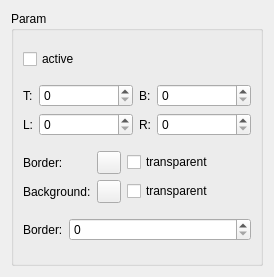
This is Qt/my_programm/Creator_buttons/src/pictureparam/src/ui/pictureparam.ui in RinatB2017/mega_GIT as Qt 5 draws it before an edit. The edited form follows.
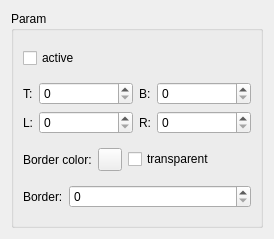
This is the edited form.

```diff
--- a/Qt/my_programm/Creator_buttons/src/pictureparam/src/ui/pictureparam.ui
+++ b/Qt/my_programm/Creator_buttons/src/pictureparam/src/ui/pictureparam.ui
@@ -7,7 +7,7 @@
     <x>0</x>
     <y>0</y>
     <width>274</width>
-    <height>277</height>
+    <height>239</height>
    </rect>
   </property>
   <property name="windowTitle">
@@ -97,38 +97,9 @@
       </item>
       <item>
        <layout class="QGridLayout" name="gridLayout_2">
-        <item row="1" column="0">
-         <widget class="QLabel" name="label_9">
-          <property name="sizePolicy">
-           <sizepolicy hsizetype="Fixed" vsizetype="Preferred">
-            <horstretch>0</horstretch>
-            <verstretch>0</verstretch>
-           </sizepolicy>
-          </property>
-          <property name="text">
-           <string>Background:</string>
-          </property>
-         </widget>
-        </item>
-        <item row="1" column="1">
-         <widget class="QToolButton" name="btn_background_color"/>
-        </item>
         <item row="0" column="1">
          <widget class="QToolButton" name="btn_border_color"/>
         </item>
-        <item row="0" column="0">
-         <widget class="QLabel" name="label_8">
-          <property name="sizePolicy">
-           <sizepolicy hsizetype="Fixed" vsizetype="Preferred">
-            <horstretch>0</horstretch>
-            <verstretch>0</verstretch>
-           </sizepolicy>
-          </property>
-          <property name="text">
-           <string>Border:</string>
-          </property>
-         </widget>
-        </item>
         <item row="0" column="2">
          <widget class="QCheckBox" name="cb_border_color_transparent">
           <property name="text">
@@ -136,10 +107,16 @@
           </property>
          </widget>
         </item>
-        <item row="1" column="2">
-         <widget class="QCheckBox" name="cb_background_color_transparent">
+        <item row="0" column="0">
+         <widget class="QLabel" name="label_8">
+          <property name="sizePolicy">
+           <sizepolicy hsizetype="Fixed" vsizetype="Preferred">
+            <horstretch>0</horstretch>
+            <verstretch>0</verstretch>
+           </sizepolicy>
+          </property>
           <property name="text">
-           <string>transparent</string>
+           <string>Border color:</string>
           </property>
          </widget>
         </item>
```
